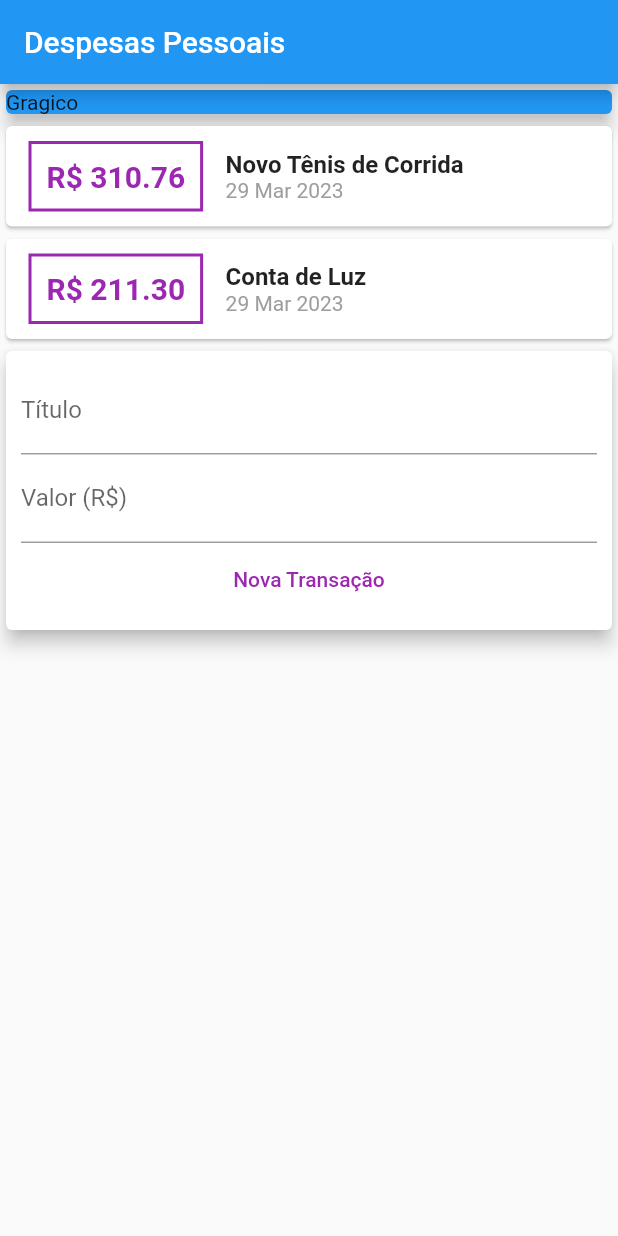
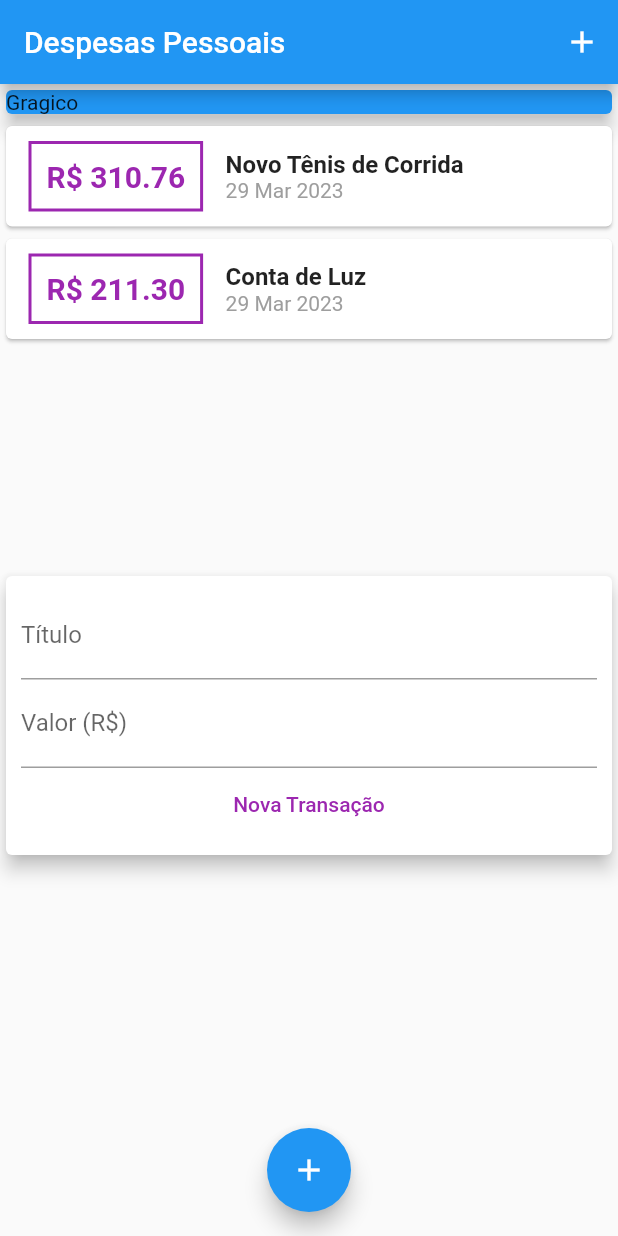
Before and after one commit to AlanAmanco/ExpensesApp, a Flutter app: the screen it shows after launch, after a tap on "Nova Transação", on a phone screen of 412 x 824 dp. Run offline on Flutter 3.47's test engine with Material 2 defaults, Android fonts, the phone set to English and light mode, and no system bars.

```diff
--- a/lib/components/transaction_form.dart
+++ b/lib/components/transaction_form.dart
@@ -3,6 +3,22 @@ import 'package:flutter/material.dart';
 class TransactionForm extends StatelessWidget {
   final titleController = TextEditingController();
   final valueController = TextEditingController();
+
+  final void Function(String, double) onSubmit;
+
+  TransactionForm(this.onSubmit, {super.key});
+
+  _submitForm() {
+    final title = titleController.text;
+    final value = double.tryParse(valueController.text) ?? 0.0;
+
+    if (title.isEmpty || value <= 0) {
+      return;
+    }
+
+    onSubmit(title, value);
+  }
+
   @override
   Widget build(BuildContext context) {
     return Card(
@@ -13,12 +29,16 @@ class TransactionForm extends StatelessWidget {
           children: [
             TextField(
               controller: titleController,
+              onSubmitted: (_) => _submitForm(),
               decoration: const InputDecoration(
                 labelText: 'Título',
               ),
             ),
             TextField(
               controller: valueController,
+              keyboardType:
+                  const TextInputType.numberWithOptions(decimal: true),
+              onSubmitted: (_) => _submitForm(),
               decoration: const InputDecoration(
                 labelText: 'Valor (R\$)',
               ),
@@ -30,10 +50,7 @@ class TransactionForm extends StatelessWidget {
                   color: Colors.purple,
                 ),
               ),
-              onPressed: () {
-                print(titleController.text);
-                print(valueController);
-              },
+              onPressed: _submitForm,
             )
           ],
         ),
--- a/lib/components/transaction_list.dart
+++ b/lib/components/transaction_list.dart
@@ -9,8 +9,12 @@ class TransactionList extends StatelessWidget {
 
   @override
   Widget build(BuildContext context) {
-    return Column(
-      children: transactions.map((tr) {
+    return Container(
+      height: 300,
+      child: ListView.builder(
+        itemCount: transactions.length,
+        itemBuilder: (ctx, index) {
+          final tr = transactions[index];
           return Card(
             child: Row(
               children: [
@@ -56,7 +60,8 @@ class TransactionList extends StatelessWidget {
               ],
             ),
           );
-      }).toList(),
+        },
+      ),
     );
   }
 }
--- a/lib/main.dart
+++ b/lib/main.dart
@@ -20,10 +20,17 @@ class MyHomePage extends StatelessWidget {
   @override
   Widget build(BuildContext context) {
     return Scaffold(
-        appBar: AppBar(
-          title: const Text('Despesas Pessoais'),
-        ),
-        body: Column(
+      appBar: AppBar(
+        title: const Text('Despesas Pessoais'),
+        actions: [
+          IconButton(
+            onPressed: () {},
+            icon: const Icon(Icons.add),
+          )
+        ],
+      ),
+      body: SingleChildScrollView(
+        child: Column(
           crossAxisAlignment: CrossAxisAlignment.stretch,
           children: <Widget>[
             // ignore: sized_box_for_whitespace, avoid_unnecessary_containers
@@ -36,6 +43,14 @@ class MyHomePage extends StatelessWidget {
             ),
             TransactionUser()
           ],
-        ));
+        ),
+      ),
+      // ignore: prefer_const_constructors
+      floatingActionButton: FloatingActionButton(
+        child: const Icon(Icons.add),
+        onPressed: () {},
+      ),
+      floatingActionButtonLocation: FloatingActionButtonLocation.centerFloat,
+    );
   }
 }
```
Also changed, not shown: lib/components/transaction_user.dart (+15 -1 lines). Lines whose indentation alone changed are shown as unchanged.
